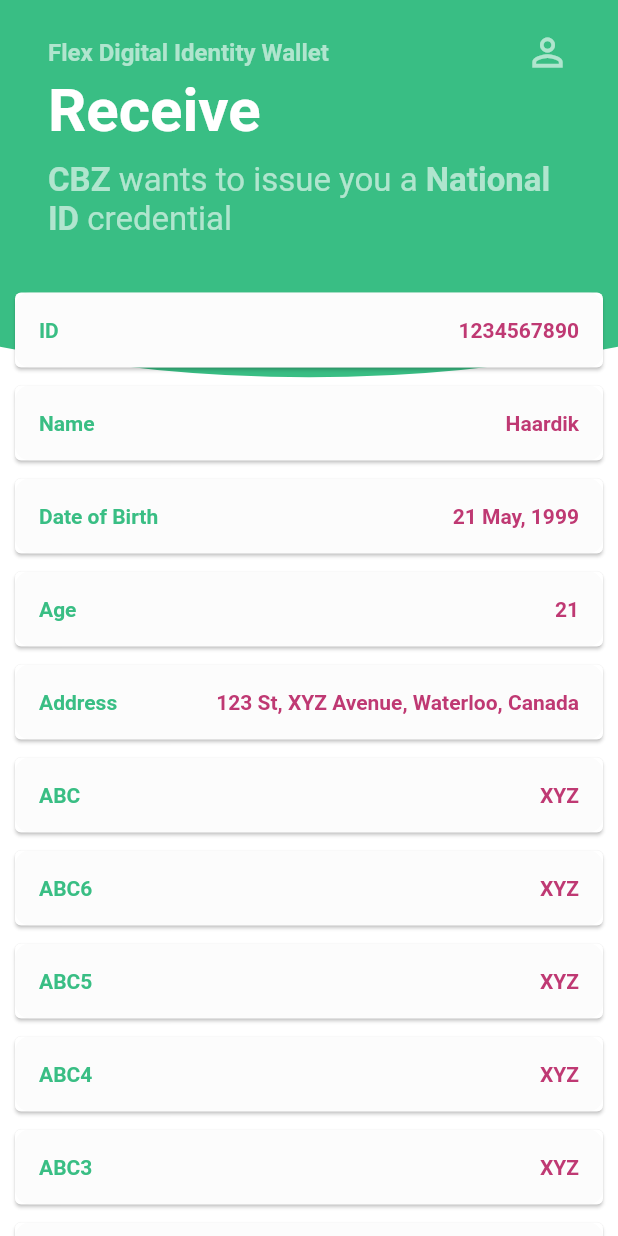
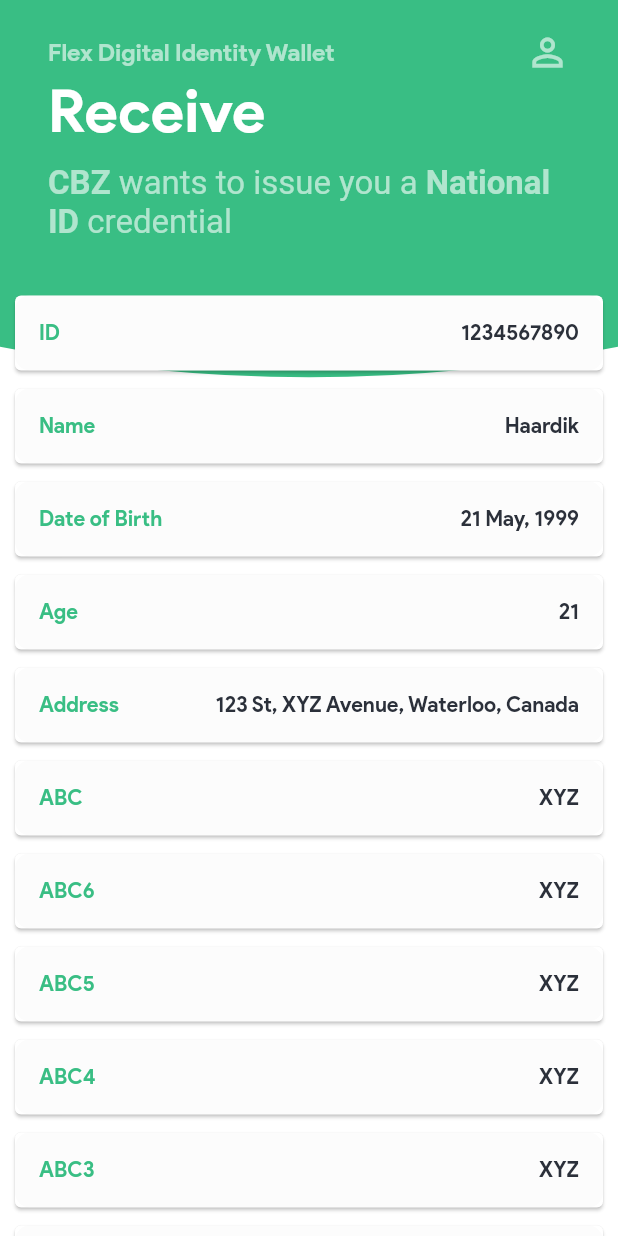
Before and after one commit to FlexFinTx/flutter-wallet, a Flutter app: the ReceiveCredential screen opened directly, on a phone screen of 412 x 824 dp. Run offline on Flutter 3.47's test engine with Material 2 defaults, Android fonts, the phone set to English and light mode, and no system bars.

Commit message:
add new fonts, validation on date, refactor datepicker

```diff
--- a/lib/styles.dart
+++ b/lib/styles.dart
@@ -15,5 +15,5 @@ final TextStyle whiteBodyTextStyle = TextStyle(
 );
 
 final Color primaryColor = Color(0xFF39BE84);
-
-final Color accentColor = Color(0xFFBF3973);
+final Color secondaryColor = Color(0xFF2b303a);
+final Color accentColor = Color(0xFFEE6352);
--- a/lib/ui/components/credential_detail_item/credential_detail_item.dart
+++ b/lib/ui/components/credential_detail_item/credential_detail_item.dart
@@ -1,4 +1,3 @@
-import 'package:flexid_wallet/styles.dart';
 import 'package:flexid_wallet/ui/components/flex_list_tile/flex_list_tile.dart';
 import 'package:flutter/material.dart';
 
--- a/lib/ui/components/datepicker/datepicker.dart
+++ b/lib/ui/components/datepicker/datepicker.dart
@@ -50,6 +50,11 @@ class DatePickerState extends State<DatePicker> {
                 hintText: "Birthdate",
                 contentPadding: EdgeInsets.zero,
               ),
+              validator: (value) {
+                if (value == "") {
+                  return "Please select a date";
+                }
+              },
             ),
           ),
         ),
--- a/lib/ui/components/flex_list_tile/flex_list_tile.dart
+++ b/lib/ui/components/flex_list_tile/flex_list_tile.dart
@@ -27,8 +27,8 @@ class FlexListTile extends StatelessWidget {
                 overflow: TextOverflow.ellipsis,
                 textAlign: TextAlign.right,
                 maxLines: 5,
-                style:
-                    TextStyle(color: accentColor, fontWeight: FontWeight.bold),
+                style: TextStyle(
+                    color: secondaryColor, fontWeight: FontWeight.bold),
               ),
             ),
           ],
--- a/lib/ui/pages/receive_credential/receive_credential.dart
+++ b/lib/ui/pages/receive_credential/receive_credential.dart
@@ -83,7 +83,7 @@ class ReceiveCredential extends StatelessWidget {
                                     child: ButtonTheme(
                                       height: 50.0,
                                       child: FlexButton(
-                                          "Reject", accentColor, null),
+                                          "Reject", accentColor, () => null),
                                     ),
                                   )),
                                   Expanded(
@@ -93,7 +93,7 @@ class ReceiveCredential extends StatelessWidget {
                                     child: ButtonTheme(
                                       height: 50.0,
                                       child: FlexButton(
-                                          "Accept", primaryColor, null),
+                                          "Accept", primaryColor, () => null),
                                     ),
                                   )),
                                 ],
```
Also changed, not shown: lib/main.dart (+4 -4 lines), lib/ui/components/flex_button/flex_button.dart (+3 -33 lines), lib/ui/components/register_form/register_form.dart (+35 -2 lines), pubspec.yaml (+9 -0 lines), fonts/ProductSans-Bold.ttf (added), fonts/ProductSans-BoldItalic.ttf (added), fonts/ProductSans-Italic.ttf (added), fonts/ProductSans-Regular.ttf (added).
